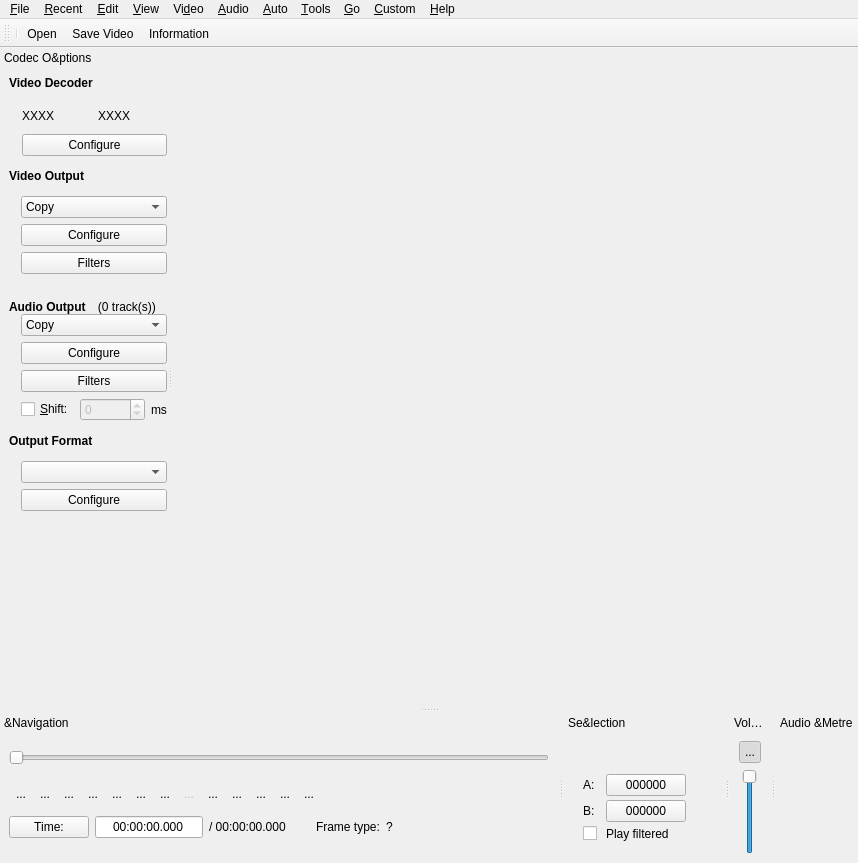
Old version of the form avidemux/qt4/ADM_userInterfaces/ADM_gui/gui2.ui in the repository mean00/avidemux2.
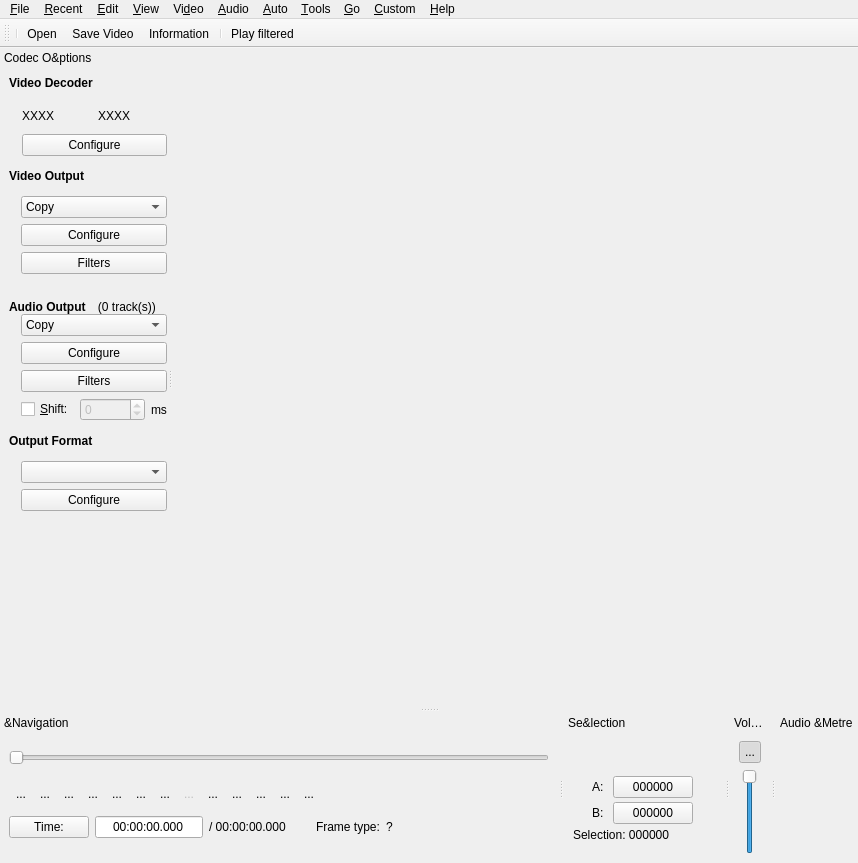
New version of the form. Icons and pictures are not drawn. Custom widgets are drawn as their Qt base class.

Commit message: [GUI] Display selection duration in the selection widget, make filtered output toggle a menu action and add it to the toolbar

```diff
--- a/avidemux/qt4/ADM_userInterfaces/ADM_gui/gui2.ui
+++ b/avidemux/qt4/ADM_userInterfaces/ADM_gui/gui2.ui
@@ -210,6 +210,8 @@
    <addaction name="actionOpen"/>
    <addaction name="actionSave_video"/>
    <addaction name="actionProperties"/>
+   <addaction name="separator"/>
+   <addaction name="actionPlayFiltered"/>
   </widget>
   <widget class="QDockWidget" name="codecWidget">
    <property name="styleSheet">
@@ -1535,20 +1537,16 @@
            </property>
           </widget>
          </item>
-         <item row="3" column="1">
-          <widget class="QCheckBox" name="checkDisplayOut">
-           <property name="toolTip">
-            <string>Display output video on playback</string>
+         <item row="3" column="0" colspan="3">
+          <widget class="QLabel" name="selectionDuration">
+           <property name="sizePolicy">
+            <sizepolicy hsizetype="Preferred" vsizetype="Fixed">
+             <horstretch>0</horstretch>
+             <verstretch>0</verstretch>
+            </sizepolicy>
            </property>
            <property name="text">
-            <string/>
-           </property>
-          </widget>
-         </item>
-         <item row="3" column="2">
-          <widget class="QLabel" name="label">
-           <property name="text">
-            <string>Play filtered</string>
+            <string>Selection: 000000</string>
            </property>
           </widget>
          </item>
@@ -1736,6 +1734,14 @@
     <string>Save Video</string>
    </property>
   </action>
+  <action name="actionPlayFiltered">
+   <property name="checkable">
+    <bool>true</bool>
+   </property>
+   <property name="text">
+    <string>Play filtered</string>
+   </property>
+  </action>
   <action name="actionLoad_run_project">
    <property name="icon">
     <iconset resource="avidemux.qrc">
```
Left out of the diff: 11 changed lines with no effect on the pictures. The commit also changes 3 other files.
